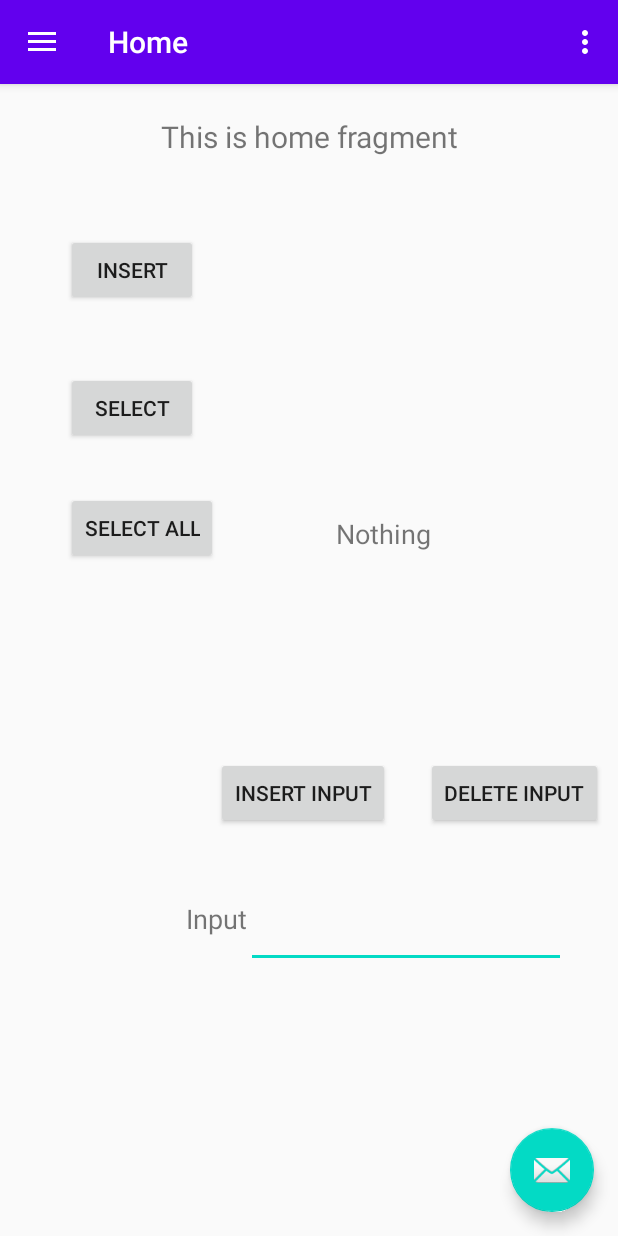
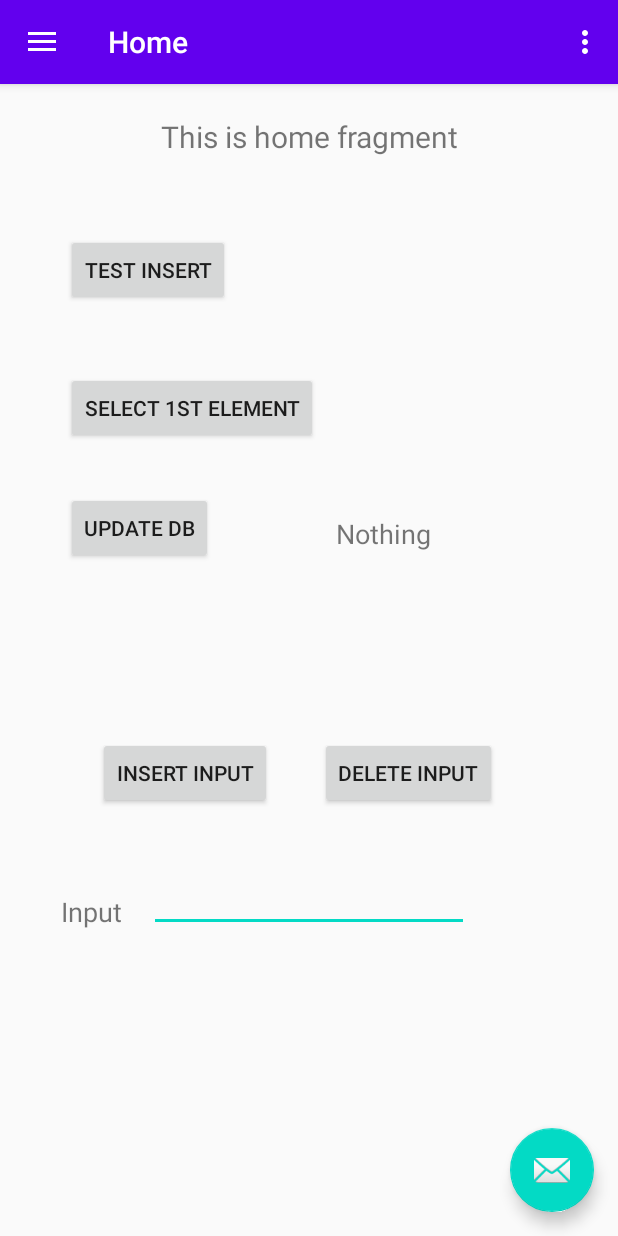
Before and after one commit to h3xduck/Greta, an Android app: the screen it shows after launch (MainActivity), on a phone screen of 412 x 824 dp. Run offline under Robolectric (Android 15) with nearby library versions, the phone set to English and light mode, and no system bars; our stand-ins replace navigation-ui; libraries missing offline, so code that uses them is left out: com.raizlabs.android; 2 statements that could not run were skipped.

Commit message:
Improved layout and widgets positioning

```diff
--- a/app/src/main/res/layout/fragment_home.xml
+++ b/app/src/main/res/layout/fragment_home.xml
@@ -28,7 +28,7 @@
         android:layout_height="wrap_content"
         android:layout_marginStart="44dp"
         android:layout_marginTop="100dp"
-        android:text="Insert"
+        android:text="Test Insert"
         app:layout_constraintStart_toStartOf="parent"
         app:layout_constraintTop_toTopOf="parent" />
 
@@ -38,7 +38,7 @@
         android:layout_height="wrap_content"
         android:layout_marginStart="44dp"
         android:layout_marginTop="192dp"
-        android:text="Select"
+        android:text="Select 1st element"
         app:layout_constraintStart_toStartOf="parent"
         app:layout_constraintTop_toTopOf="parent" />
 
@@ -48,7 +48,7 @@
         android:layout_height="wrap_content"
         android:layout_marginStart="44dp"
         android:layout_marginTop="272dp"
-        android:text="SELECT ALL"
+        android:text="Update DB"
         app:layout_constraintStart_toStartOf="parent"
         app:layout_constraintTop_toTopOf="parent" />
 
@@ -68,20 +68,26 @@
         android:id="@+id/inputText"
         android:layout_width="wrap_content"
         android:layout_height="wrap_content"
-        android:layout_marginStart="164dp"
-        android:layout_marginTop="544dp"
+        android:layout_marginTop="520dp"
         android:ems="10"
         android:inputType="textPersonName"
+        app:layout_constraintBottom_toBottomOf="parent"
+        app:layout_constraintEnd_toEndOf="parent"
+        app:layout_constraintHorizontal_bias="0.5"
         app:layout_constraintStart_toStartOf="parent"
-        app:layout_constraintTop_toTopOf="parent" />
+        app:layout_constraintTop_toTopOf="parent"
+        app:layout_constraintVertical_bias="0.0" />
 
     <Button
         android:id="@+id/inputBut"
         android:layout_width="wrap_content"
         android:layout_height="wrap_content"
-        android:layout_marginStart="144dp"
-        android:layout_marginTop="400dp"
+        android:layout_marginTop="380dp"
+        android:layout_marginBottom="30dp"
         android:text="Insert Input"
+        app:layout_constraintBottom_toTopOf="@+id/inputText"
+        app:layout_constraintEnd_toEndOf="parent"
+        app:layout_constraintHorizontal_bias="0.22"
         app:layout_constraintStart_toStartOf="parent"
         app:layout_constraintTop_toBottomOf="@+id/text_home" />
 
@@ -89,20 +95,19 @@
         android:id="@+id/textView2"
         android:layout_width="wrap_content"
         android:layout_height="wrap_content"
-        android:layout_marginStart="124dp"
-        android:layout_marginTop="224dp"
+        android:layout_marginTop="19dp"
+        android:layout_marginEnd="18dp"
         android:text="Input"
-        app:layout_constraintStart_toStartOf="parent"
-        app:layout_constraintTop_toBottomOf="@+id/selectAll" />
+        app:layout_constraintEnd_toStartOf="@+id/inputText"
+        app:layout_constraintTop_toTopOf="@+id/inputText" />
 
     <Button
         android:id="@+id/deleteBut"
         android:layout_width="wrap_content"
-        android:layout_height="wrap_content"
-        android:layout_marginStart="24dp"
-        android:layout_marginTop="400dp"
+        android:layout_height="0dp"
+        android:layout_marginStart="32dp"
         android:text="Delete Input"
         app:layout_constraintStart_toEndOf="@+id/inputBut"
-        app:layout_constraintTop_toBottomOf="@+id/text_home" />
+        app:layout_constraintTop_toTopOf="@+id/inputBut" />
 
 </androidx.constraintlayout.widget.ConstraintLayout>
```
